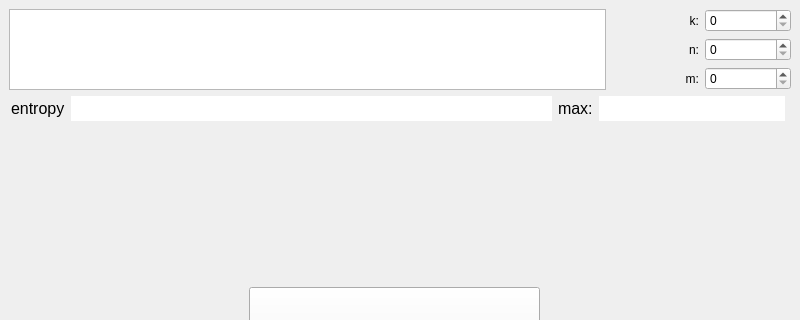
Qt form 3 course/teor_kodirovaniya/lab_1_3/mainwindow.ui (Manerton/labs-se) before a commit; both pictures show x 0 to 800 and y 0 to 320 of the 800 by 600 pixel window.
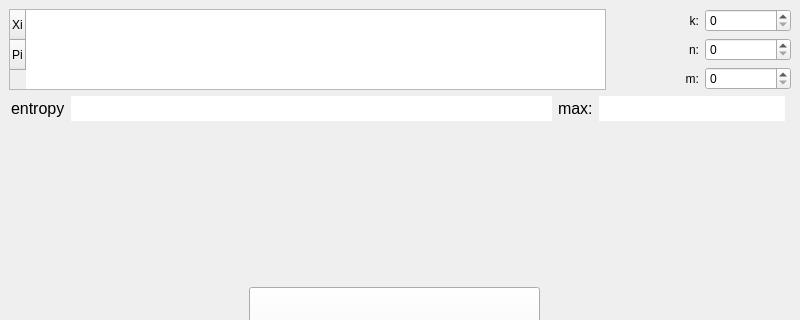
The same form after that commit. Custom widgets are drawn as their Qt base class.

```diff
--- a/3 course/teor_kodirovaniya/lab_1_3/mainwindow.ui
+++ b/3 course/teor_kodirovaniya/lab_1_3/mainwindow.ui
@@ -124,7 +124,7 @@
          <bool>false</bool>
         </attribute>
         <attribute name="verticalHeaderVisible">
-         <bool>false</bool>
+         <bool>true</bool>
         </attribute>
         <attribute name="verticalHeaderCascadingSectionResizes">
          <bool>true</bool>
```
